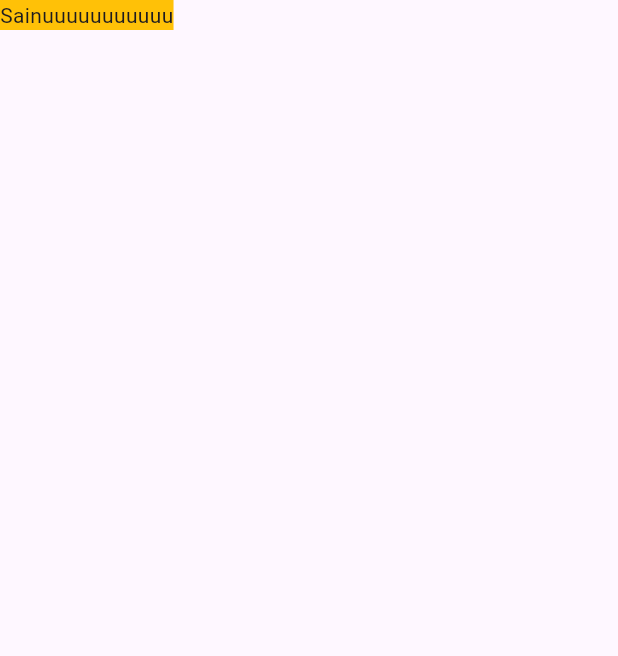
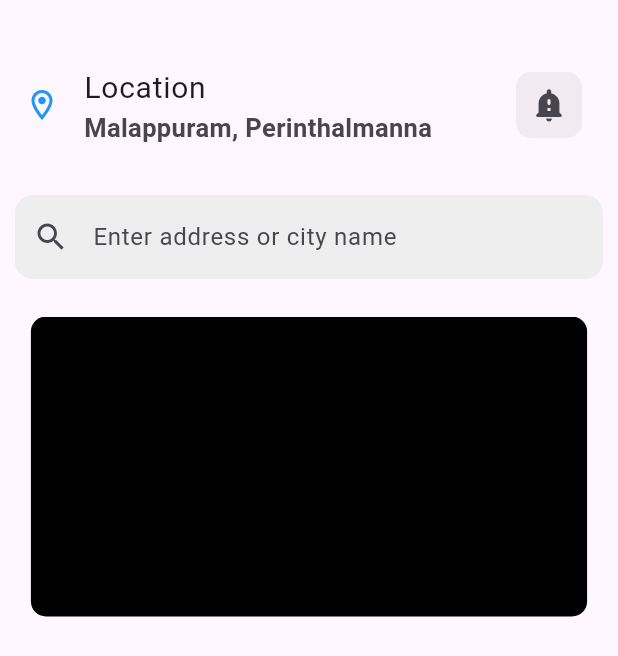
Before and after one commit to sainu-1234/saloon_project, a Flutter app: the HomeScreen screen opened directly, on a phone screen of 412 x 824 dp. Shown: the top 656 px of the screen. Run offline on Flutter 3.47's test engine with Material 3 defaults, Android fonts, the phone set to English and light mode, and no system bars; drawn by our look-alikes of carousel_slider; our stand-ins replace stylish_bottom_bar.

```diff
--- a/lib/main.dart
+++ b/lib/main.dart
@@ -13,9 +13,6 @@ class MyApp extends StatelessWidget {
 
   @override
   Widget build(BuildContext context) {
-    return MaterialApp(
-      debugShowCheckedModeBanner: false,
-      home: BottomNavigationScreen(),
-    );
+    return MaterialApp(debugShowCheckedModeBanner: false, home: HomeScreen());
   }
 }
--- a/lib/view/Home_screen/home_screen.dart
+++ b/lib/view/Home_screen/home_screen.dart
@@ -1,13 +1,89 @@
+import 'package:carousel_slider/carousel_slider.dart'
+    show CarouselOptions, CarouselSlider;
 import 'package:flutter/material.dart';
 
-class HomeScreen extends StatelessWidget {
+class HomeScreen extends StatefulWidget {
   const HomeScreen({super.key});
 
   @override
+  State<HomeScreen> createState() => _HomeScreenState();
+}
+
+class _HomeScreenState extends State<HomeScreen> {
+  @override
   Widget build(BuildContext context) {
+    List mylist = [
+      Colors.black,
+      const Color.fromARGB(255, 136, 32, 32),
+      const Color.fromARGB(255, 8, 221, 118),
+      const Color.fromARGB(255, 7, 85, 158),
+      const Color.fromARGB(255, 128, 11, 192),
+    ];
     return Scaffold(
-      body: Expanded(
-        child: Container(color: Colors.amber, child: Text("Sainuuuuuuuuuuu")),
+      body: Center(
+        child: Column(
+          spacing: 15,
+          children: [
+            SizedBox(height: 20),
+            ListTile(
+              leading: Icon(Icons.location_on_outlined, color: Colors.blue),
+              title: Text("Location", style: TextStyle(fontSize: 20)),
+              subtitle: Text(
+                "Malappuram, Perinthalmanna",
+                style: TextStyle(fontWeight: FontWeight.bold, fontSize: 17),
+              ),
+              trailing: Container(
+                padding: EdgeInsets.all(10),
+                decoration: BoxDecoration(
+                  borderRadius: BorderRadius.circular(10),
+                  color: const Color.fromARGB(77, 212, 207, 207),
+                ),
+                child: Icon(Icons.notification_important_rounded),
+              ),
+            ),
+            Padding(
+              padding: const EdgeInsets.all(10),
+              child: TextField(
+                decoration: InputDecoration(
+                  hintText: "Enter address or city name",
+                  prefixIcon: Icon(Icons.search),
+                  filled: true,
+                  fillColor: Colors.grey.shade200,
+                  border: OutlineInputBorder(
+                    borderRadius: BorderRadius.circular(12),
+                    borderSide: BorderSide.none,
+                  ),
+                ),
+              ),
+            ),
+            CarouselSlider.builder(
+              options: CarouselOptions(
+                height: 200,
+                aspectRatio: 10 / 10,
+                viewportFraction: 0.9,
+                initialPage: 0,
+                enableInfiniteScroll: true,
+                reverse: false,
+                autoPlay: true,
+                autoPlayInterval: Duration(seconds: 5),
+                autoPlayAnimationDuration: Duration(seconds: 1),
+                autoPlayCurve: Curves.ease,
+                enlargeCenterPage: true,
+                enlargeFactor: 0.3,
+                scrollDirection: Axis.horizontal,
+              ),
+              itemCount: 5,
+              itemBuilder:
+                  (BuildContext context, int itemIndex, int pageViewIndex) =>
+                      Container(
+                        decoration: BoxDecoration(
+                          color: mylist[itemIndex],
+                          borderRadius: BorderRadius.circular(10),
+                        ),
+                      ),
+            ),
+          ],
+        ),
       ),
     );
   }
--- a/pubspec.yaml
+++ b/pubspec.yaml
@@ -35,6 +35,7 @@ dependencies:
   # Use with the CupertinoIcons class for iOS style icons.
   cupertino_icons: ^1.0.8
   stylish_bottom_bar: ^1.1.1
+  carousel_slider: ^5.1.1
 
 dev_dependencies:
   flutter_test:
```
Also changed, not shown: pubspec.lock.
